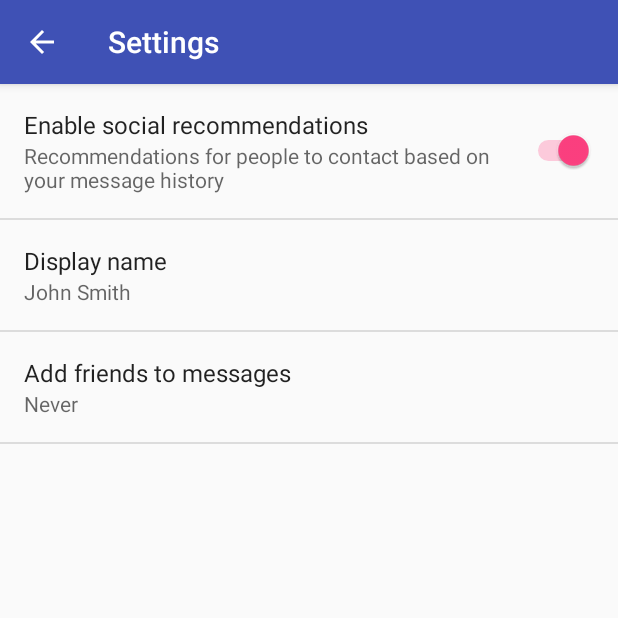
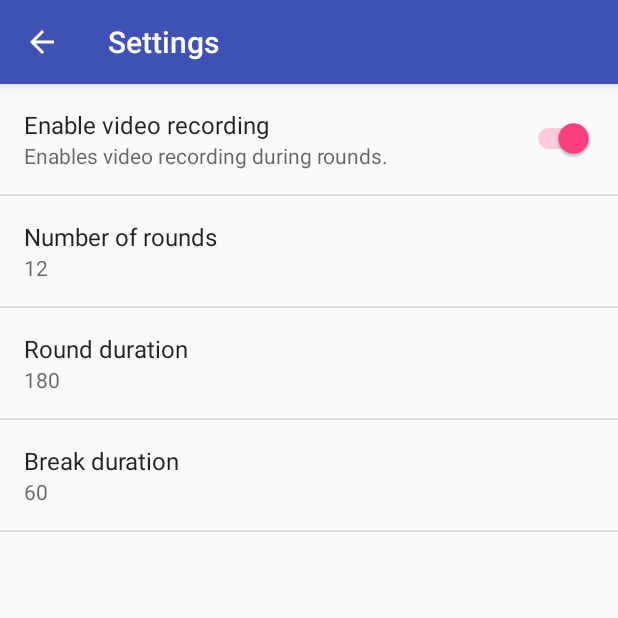
Before and after one commit to kirkbae/BellBoy, an Android app: the screen it shows after launch (SettingsActivity), on a phone screen of 412 x 824 dp, the top half of it. Run offline under Robolectric (Android 15) with nearby library versions, the light colour scheme and no system bars.

Commit message:
Remove unused default settings fragments. Add general settings fragment.

```diff
--- a/Source/app/src/main/java/com/enomasoftware/roundgirl/SettingsActivity.java
+++ b/Source/app/src/main/java/com/enomasoftware/roundgirl/SettingsActivity.java
@@ -5,22 +5,15 @@ import android.annotation.TargetApi;
 import android.content.Context;
 import android.content.Intent;
 import android.content.res.Configuration;
-import android.media.Ringtone;
-import android.media.RingtoneManager;
-import android.net.Uri;
 import android.os.Build;
 import android.os.Bundle;
 import android.preference.ListPreference;
 import android.preference.Preference;
 import android.preference.PreferenceActivity;
-import android.support.v7.app.ActionBar;
 import android.preference.PreferenceFragment;
 import android.preference.PreferenceManager;
-import android.preference.RingtonePreference;
-import android.text.TextUtils;
+import android.support.v7.app.ActionBar;
 import android.view.MenuItem;
-
-import java.util.List;
 
 /**
  * A {@link PreferenceActivity} that presents a set of application settings. On
@@ -55,7 +48,9 @@ public class SettingsActivity extends AppCompatPreferenceActivity {
                                 ? listPreference.getEntries()[index]
                                 : null);
 
-            } else if (preference instanceof RingtonePreference) {
+            }
+            /*
+            else if (preference instanceof RingtonePreference) {
                 // For ringtone preferences, look up the correct display value
                 // using RingtoneManager.
                 if (TextUtils.isEmpty(stringValue)) {
@@ -77,9 +72,21 @@ public class SettingsActivity extends AppCompatPreferenceActivity {
                     }
                 }
 
-            } else {
+            }
+            */
+            else {
                 // For all other preferences, set the summary to the value's
                 // simple string representation.
+
+                /*
+                if (preference instanceof EditTextPreference) {
+                    EditTextPreference editTextPreference = (EditTextPreference) preference;
+                    EditText editText = editTextPreference.getEditText();
+                    if( editText.getInputType() == InputType.TYPE_NUMBER_FLAG_DECIMAL ) {
+                        preference.setSummary(Integer.parseInt(stringValue));
+                    }
+                }
+                */
                 preference.setSummary(stringValue);
             }
             return true;
@@ -108,12 +115,23 @@ public class SettingsActivity extends AppCompatPreferenceActivity {
         // Set the listener to watch for value changes.
         preference.setOnPreferenceChangeListener(sBindPreferenceSummaryToValueListener);
 
-        // Trigger the listener immediately with the preference's
-        // current value.
-        sBindPreferenceSummaryToValueListener.onPreferenceChange(preference,
-                PreferenceManager
-                        .getDefaultSharedPreferences(preference.getContext())
-                        .getString(preference.getKey(), ""));
+        if (preference.getKey() == "num_rounds") {
+            sBindPreferenceSummaryToValueListener.onPreferenceChange(preference,
+                    PreferenceManager
+                            .getDefaultSharedPreferences(preference.getContext())
+                            .getInt(preference.getKey(), 0));
+        }
+
+        else {
+            // Trigger tqhe listener immediately with the preference's
+            // current value.
+            sBindPreferenceSummaryToValueListener.onPreferenceChange(preference,
+                    PreferenceManager
+                            .getDefaultSharedPreferences(preference.getContext())
+                            .getString(preference.getKey(), ""));
+
+
+        }
     }
 
     @Override
@@ -158,9 +176,7 @@ public class SettingsActivity extends AppCompatPreferenceActivity {
      */
     protected boolean isValidFragment(String fragmentName) {
         return PreferenceFragment.class.getName().equals(fragmentName)
-                || GeneralPreferenceFragment.class.getName().equals(fragmentName)
-                || DataSyncPreferenceFragment.class.getName().equals(fragmentName)
-                || NotificationPreferenceFragment.class.getName().equals(fragmentName);
+                || GeneralPreferenceFragment.class.getName().equals(fragmentName);
     }
 
     /**
@@ -179,68 +195,9 @@ public class SettingsActivity extends AppCompatPreferenceActivity {
             // to their values. When their values change, their summaries are
             // updated to reflect the new value, per the Android Design
             // guidelines.
-            bindPreferenceSummaryToValue(findPreference("example_text"));
-            bindPreferenceSummaryToValue(findPreference("example_list"));
-        }
-
-        @Override
-        public boolean onOptionsItemSelected(MenuItem item) {
-            int id = item.getItemId();
-            if (id == android.R.id.home) {
-                startActivity(new Intent(getActivity(), SettingsActivity.class));
-                return true;
-            }
-            return super.onOptionsItemSelected(item);
-        }
-    }
-
-    /**
-     * This fragment shows notification preferences only. It is used when the
-     * activity is showing a two-pane settings UI.
-     */
-    @TargetApi(Build.VERSION_CODES.HONEYCOMB)
-    public static class NotificationPreferenceFragment extends PreferenceFragment {
-        @Override
-        public void onCreate(Bundle savedInstanceState) {
-            super.onCreate(savedInstanceState);
-            addPreferencesFromResource(R.xml.pref_notification);
-            setHasOptionsMenu(true);
-
-            // Bind the summaries of EditText/List/Dialog/Ringtone preferences
-            // to their values. When their values change, their summaries are
-            // updated to reflect the new value, per the Android Design
-            // guidelines.
-            bindPreferenceSummaryToValue(findPreference("notifications_new_message_ringtone"));
-        }
-
-        @Override
-        public boolean onOptionsItemSelected(MenuItem item) {
-            int id = item.getItemId();
-            if (id == android.R.id.home) {
-                startActivity(new Intent(getActivity(), SettingsActivity.class));
-                return true;
-            }
-            return super.onOptionsItemSelected(item);
-        }
-    }
-
-    /**
-     * This fragment shows data and sync preferences only. It is used when the
-     * activity is showing a two-pane settings UI.
-     */
-    @TargetApi(Build.VERSION_CODES.HONEYCOMB)
-    public static class DataSyncPreferenceFragment extends PreferenceFragment {
-        @Override
-        public void onCreate(Bundle savedInstanceState) {
-            super.onCreate(savedInstanceState);
-            addPreferencesFromResource(R.xml.pref_data_sync);
-            setHasOptionsMenu(true);
-
-            // Bind the summaries of EditText/List/Dialog/Ringtone preferences
-            // to their values. When their values change, their summaries are
-            // updated to reflect the new value, per the Android Design
-            // guidelines.
-            bindPreferenceSummaryToValue(findPreference("sync_frequency"));
+            bindPreferenceSummaryToValue(findPreference("num_rounds"));
+            bindPreferenceSummaryToValue(findPreference("round_duration"));
+            bindPreferenceSummaryToValue(findPreference("break_duration"));
         }
 
         @Override
--- a/Source/app/src/main/res/values/strings.xml
+++ b/Source/app/src/main/res/values/strings.xml
@@ -3,60 +3,18 @@
     <string name="title_activity_settings">Settings</string>
 
     <!-- Strings related to Settings -->
-
-    <!-- Example General settings -->
+    <!-- General settings -->
     <string name="pref_header_general">General</string>
 
-    <string name="pref_title_social_recommendations">Enable social recommendations</string>
-    <string name="pref_description_social_recommendations">Recommendations for people to contact
-        based on your message history
-    </string>
+    <string name="pref_title_recording">Enable video recording</string>
+    <string name="pref_description_recording">Enables video recording during rounds.</string>
 
-    <string name="pref_title_display_name">Display name</string>
-    <string name="pref_default_display_name">John Smith</string>
+    <string name="pref_description_num_rounds">Number of rounds</string>
+    <string name="pref_default_num_rounds">12</string>
 
-    <string name="pref_title_add_friends_to_messages">Add friends to messages</string>
-    <string-array name="pref_example_list_titles">
-        <item>Always</item>
-        <item>When possible</item>
-        <item>Never</item>
-    </string-array>
-    <string-array name="pref_example_list_values">
-        <item>1</item>
-        <item>0</item>
-        <item>-1</item>
-    </string-array>
+    <string name="pref_description_round_duration">Round duration</string>
+    <string name="pref_default_round_duration">180</string>
 
-    <!-- Example settings for Data & Sync -->
-    <string name="pref_header_data_sync">Data &amp; sync</string>
-
-    <string name="pref_title_sync_frequency">Sync frequency</string>
-    <string-array name="pref_sync_frequency_titles">
-        <item>15 minutes</item>
-        <item>30 minutes</item>
-        <item>1 hour</item>
-        <item>3 hours</item>
-        <item>6 hours</item>
-        <item>Never</item>
-    </string-array>
-    <string-array name="pref_sync_frequency_values">
-        <item>15</item>
-        <item>30</item>
-        <item>60</item>
-        <item>180</item>
-        <item>360</item>
-        <item>-1</item>
-    </string-array>
-
-    <string name="pref_title_system_sync_settings">System sync settings</string>
-
-    <!-- Example settings for Notifications -->
-    <string name="pref_header_notifications">Notifications</string>
-
-    <string name="pref_title_new_message_notifications">New message notifications</string>
-
-    <string name="pref_title_ringtone">Ringtone</string>
-    <string name="pref_ringtone_silent">Silent</string>
-
-    <string name="pref_title_vibrate">Vibrate</string>
+    <string name="pref_description_break_duration">Break duration</string>
+    <string name="pref_default_break_duration">60</string>
 </resources>
--- a/Source/app/src/main/res/xml/pref_data_sync.xml
+++ /dev/null
@@ -1,21 +0,0 @@
-<PreferenceScreen xmlns:android="http://schemas.android.com/apk/res/android">
-
-    <!-- NOTE: Hide buttons to simplify the UI. Users can touch outside the dialog to
-         dismiss it. -->
-    <!-- NOTE: ListPreference's summary should be set to its value by the activity code. -->
-    <ListPreference
-        android:defaultValue="180"
-        android:entries="@array/pref_sync_frequency_titles"
-        android:entryValues="@array/pref_sync_frequency_values"
-        android:key="sync_frequency"
-        android:negativeButtonText="@null"
-        android:positiveButtonText="@null"
-        android:title="@string/pref_title_sync_frequency" />
-
-    <!-- This preference simply launches an intent when selected. Use this UI sparingly, per
-         design guidelines. -->
-    <Preference android:title="@string/pref_title_system_sync_settings">
-        <intent android:action="android.settings.SYNC_SETTINGS" />
-    </Preference>
-
-</PreferenceScreen>
--- a/Source/app/src/main/res/xml/pref_general.xml
+++ b/Source/app/src/main/res/xml/pref_general.xml
@@ -3,24 +3,38 @@
     <SwitchPreference
         android:defaultValue="true"
         android:key="example_switch"
-        android:summary="@string/pref_description_social_recommendations"
-        android:title="@string/pref_title_social_recommendations" />
+        android:summary="@string/pref_description_recording"
+        android:title="@string/pref_title_recording" />
 
-    <!-- NOTE: EditTextPreference accepts EditText attributes. -->
-    <!-- NOTE: EditTextPreference's summary should be set to its value by the activity code. -->
     <EditTextPreference
-        android:capitalize="words"
-        android:defaultValue="@string/pref_default_display_name"
-        android:inputType="textCapWords"
-        android:key="example_text"
+        android:defaultValue="@string/pref_default_num_rounds"
+        android:inputType="number"
+        android:key="num_rounds"
         android:maxLines="1"
         android:selectAllOnFocus="true"
         android:singleLine="true"
-        android:title="@string/pref_title_display_name" />
+        android:title="@string/pref_description_num_rounds" />
 
-    <!-- NOTE: Hide buttons to simplify the UI. Users can touch outside the dialog to
-         dismiss it. -->
-    <!-- NOTE: ListPreference's summary should be set to its value by the activity code. -->
+    <EditTextPreference
+        android:defaultValue="@string/pref_default_round_duration"
+        android:inputType="number"
+        android:key="round_duration"
+        android:maxLines="1"
+        android:selectAllOnFocus="true"
+        android:singleLine="true"
+        android:title="@string/pref_description_round_duration" />
+
+    <EditTextPreference
+        android:defaultValue="@string/pref_default_break_duration"
+        android:inputType="number"
+        android:key="break_duration"
+        android:maxLines="1"
+        android:selectAllOnFocus="true"
+        android:singleLine="true"
+        android:title="@string/pref_description_break_duration" />
+
+
+    <!-- NOTE: EditTextPreference accepts EditText attributes.
     <ListPreference
         android:defaultValue="-1"
         android:entries="@array/pref_example_list_titles"
@@ -29,5 +43,5 @@
         android:negativeButtonText="@null"
         android:positiveButtonText="@null"
         android:title="@string/pref_title_add_friends_to_messages" />
-
+    -->
 </PreferenceScreen>
--- a/Source/app/src/main/res/xml/pref_headers.xml
+++ /dev/null
@@ -1,20 +0,0 @@
-<preference-headers xmlns:android="http://schemas.android.com/apk/res/android">
-
-    <!-- These settings headers are only used on tablets. -->
-
-    <header
-        android:fragment="com.enomasoftware.roundgirl.SettingsActivity$GeneralPreferenceFragment"
-        android:icon="@drawable/ic_info_black_24dp"
-        android:title="@string/pref_header_general" />
-
-    <header
-        android:fragment="com.enomasoftware.roundgirl.SettingsActivity$NotificationPreferenceFragment"
-        android:icon="@drawable/ic_notifications_black_24dp"
-        android:title="@string/pref_header_notifications" />
-
-    <header
-        android:fragment="com.enomasoftware.roundgirl.SettingsActivity$DataSyncPreferenceFragment"
-        android:icon="@drawable/ic_sync_black_24dp"
-        android:title="@string/pref_header_data_sync" />
-
-</preference-headers>
--- a/Source/app/src/main/res/xml/pref_notification.xml
+++ /dev/null
@@ -1,27 +0,0 @@
-<PreferenceScreen xmlns:android="http://schemas.android.com/apk/res/android">
-
-    <!-- A 'parent' preference, which enables/disables child preferences (below)
-         when checked/unchecked. -->
-    <SwitchPreference
-        android:defaultValue="true"
-        android:key="notifications_new_message"
-        android:title="@string/pref_title_new_message_notifications" />
-
-    <!-- Allows the user to choose a ringtone in the 'notification' category. -->
-    <!-- NOTE: This preference will be enabled only when the checkbox above is checked. -->
-    <!-- NOTE: RingtonePreference's summary should be set to its value by the activity code. -->
-    <RingtonePreference
-        android:defaultValue="content://settings/system/notification_sound"
-        android:dependency="notifications_new_message"
-        android:key="notifications_new_message_ringtone"
-        android:ringtoneType="notification"
-        android:title="@string/pref_title_ringtone" />
-
-    <!-- NOTE: This preference will be enabled only when the checkbox above is checked. -->
-    <SwitchPreference
-        android:defaultValue="true"
-        android:dependency="notifications_new_message"
-        android:key="notifications_new_message_vibrate"
-        android:title="@string/pref_title_vibrate" />
-
-</PreferenceScreen>
```
